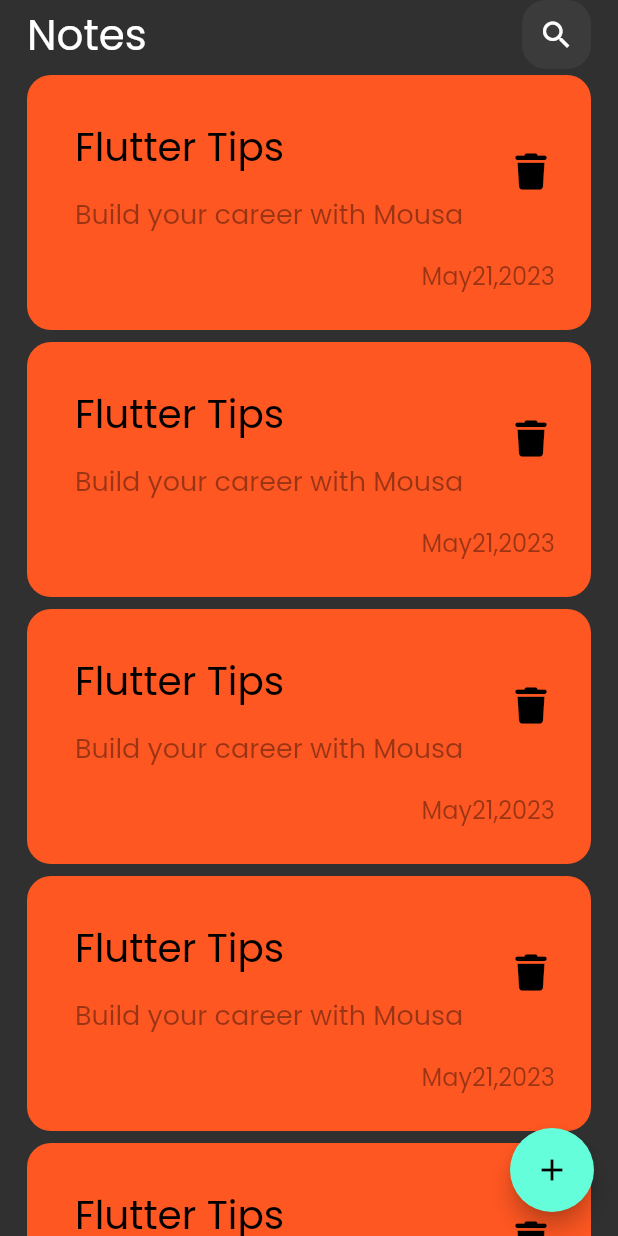
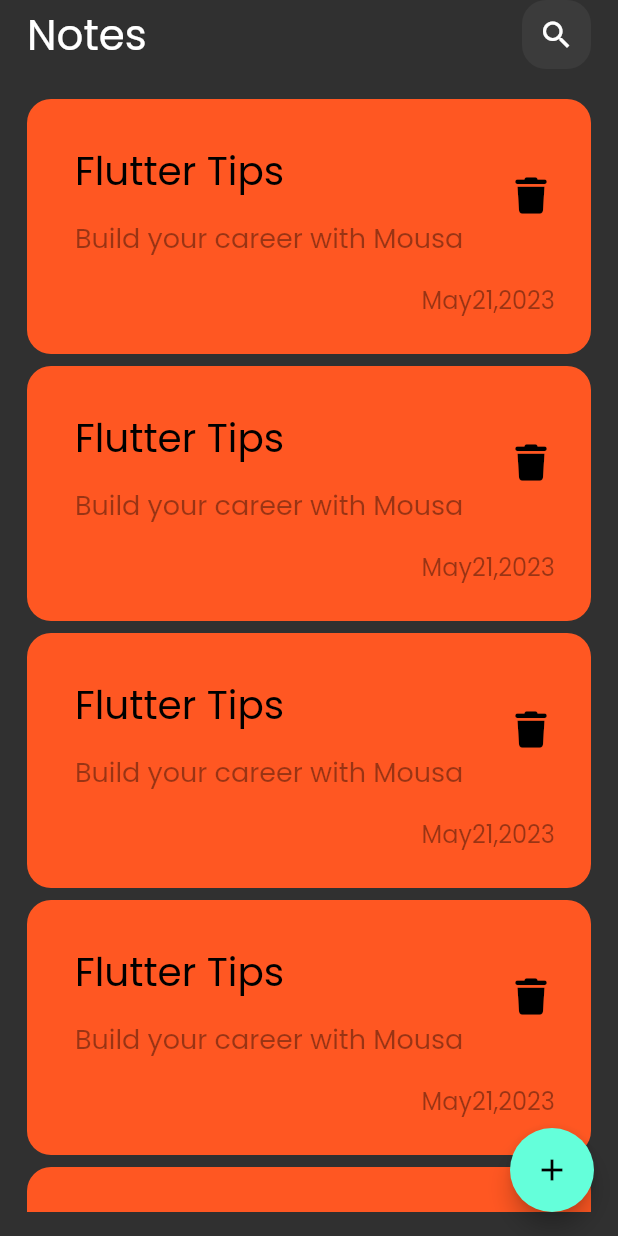
Before and after one commit to Mousa-alaaldeen/note_app, a Flutter app: the screen it shows after launch, on a phone screen of 412 x 824 dp. Run offline on Flutter 3.47's test engine with Material 2 defaults, Android fonts, the phone set to English and light mode, and no system bars; our stand-ins replace font_awesome_flutter.

```diff
--- /dev/null
+++ b/lib/constents.dart
@@ -0,0 +1,5 @@
+// ignore_for_file: prefer_const_declarations
+
+import 'package:flutter/material.dart';
+
+const kPrimaryColor = Color(0xff62FCD7);
--- a/lib/view/note_view.dart
+++ b/lib/view/note_view.dart
@@ -14,6 +14,9 @@ class NoteView extends StatelessWidget {
       floatingActionButton: FloatingActionButton(
         onPressed: () {
           showModalBottomSheet(
+              shape: BeveledRectangleBorder(
+                borderRadius: BorderRadius.circular(16),
+              ),
               context: context,
               builder: (context) {
                 return const AddNoteBottmSheet();
--- a/lib/view/widget/note_list_view_itm.dart
+++ b/lib/view/widget/note_list_view_itm.dart
@@ -1,5 +1,3 @@
-
-
 import 'package:flutter/cupertino.dart';
 
 import 'custom_note_itm.dart';
@@ -9,11 +7,15 @@ class NotsListView extends StatelessWidget {
 
   @override
   Widget build(BuildContext context) {
-    return ListView.builder(
-      physics: const BouncingScrollPhysics(),
-      itemBuilder: (BuildContext context, int index) => const Padding(
-        padding: EdgeInsets.symmetric(vertical: 4),
-        child: NoteItm(),
+    return Padding(
+      padding: const EdgeInsets.symmetric(vertical: 16),
+      child: ListView.builder(
+        padding: EdgeInsets.zero,
+        physics: const BouncingScrollPhysics(),
+        itemBuilder: (BuildContext context, int index) => const Padding(
+          padding: EdgeInsets.symmetric(vertical: 4),
+          child: NoteItm(),
+        ),
       ),
     );
   }
```
Also changed, not shown: lib/view/widget/add_note_bottm_sheet.dart (added, +31 -0 lines), lib/view/widget/custom_text_field.dart (added, +31 -0 lines).
